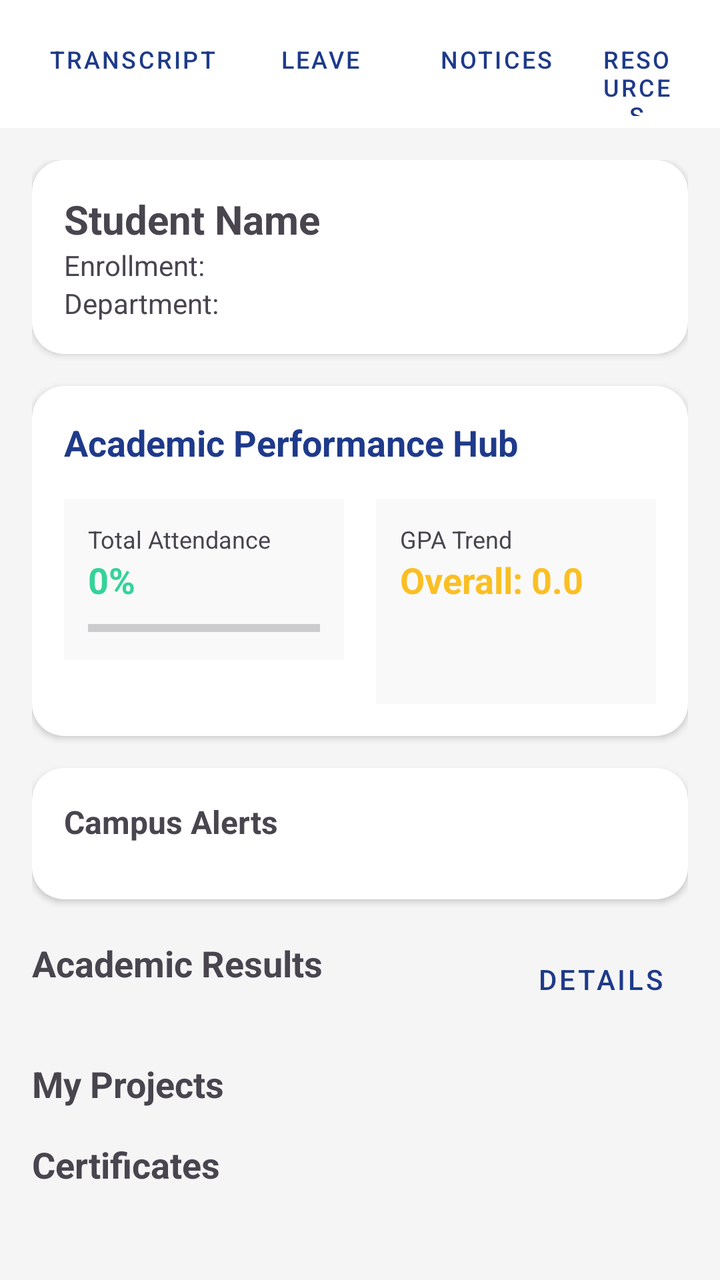
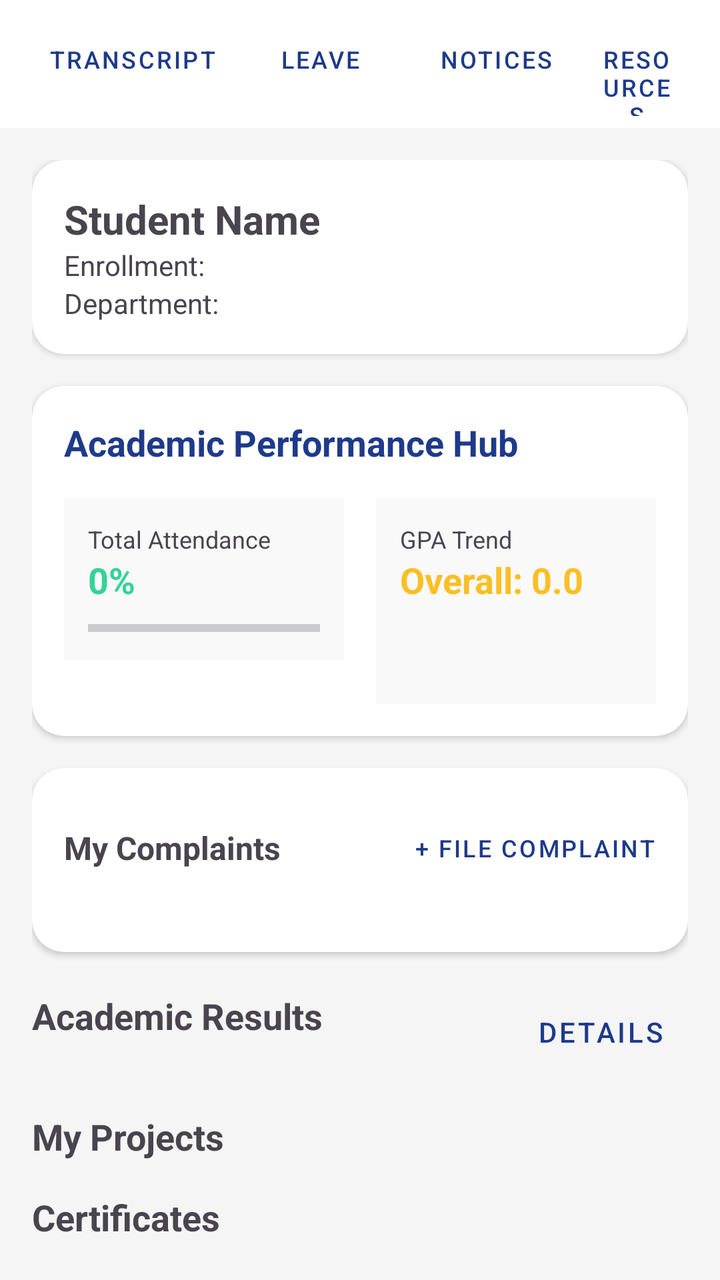

Before-and-after screenshots of an Android layout around one commit, followed by the original layout XML and the change that was made.
<!-- AndroidManifest.xml: application theme Theme.MyCampus -->
<!-- res/layout/activity_studentdashboard.xml -->
<?xml version="1.0" encoding="utf-8"?>
<androidx.coordinatorlayout.widget.CoordinatorLayout xmlns:android="http://schemas.android.com/apk/res/android"
    xmlns:app="http://schemas.android.com/apk/res-auto"
    xmlns:tools="http://schemas.android.com/tools"
    android:id="@+id/main"
    android:layout_width="match_parent"
    android:layout_height="match_parent"
    android:background="#F5F5F5"
    tools:context=".StudentdashboardActivity">

    <com.google.android.material.appbar.AppBarLayout
        android:layout_width="match_parent"
        android:layout_height="wrap_content"
        android:background="@android:color/white">

        <androidx.appcompat.widget.Toolbar
            android:id="@+id/toolbar"
            android:layout_width="match_parent"
            android:layout_height="?attr/actionBarSize"
            app:title="@string/title_student_profile">

            <LinearLayout
                android:layout_width="wrap_content"
                android:layout_height="wrap_content"
                android:layout_gravity="end"
                android:orientation="horizontal"
                android:paddingEnd="16dp">

                <Button
                    android:id="@+id/btnTranscript"
                    style="@style/Widget.MaterialComponents.Button.TextButton"
                    android:layout_width="wrap_content"
                    android:layout_height="wrap_content"
                    android:text="Transcript"
                    android:textSize="12sp" />

                <Button
                    android:id="@+id/btnLeave"
                    style="@style/Widget.MaterialComponents.Button.TextButton"
                    android:layout_width="wrap_content"
                    android:layout_height="wrap_content"
                    android:text="Leave"
                    android:textSize="12sp" />

                <Button
                    android:id="@+id/btnNotices"
                    style="@style/Widget.MaterialComponents.Button.TextButton"
                    android:layout_width="wrap_content"
                    android:layout_height="wrap_content"
                    android:text="Notices"
                    android:textSize="12sp" />

                <Button
                    android:id="@+id/btnResources"
                    style="@style/Widget.MaterialComponents.Button.TextButton"
                    android:layout_width="wrap_content"
                    android:layout_height="wrap_content"
                    android:text="Resources"
                    android:textSize="12sp" />
            </LinearLayout>
        </androidx.appcompat.widget.Toolbar>
    </com.google.android.material.appbar.AppBarLayout>

    <androidx.core.widget.NestedScrollView
        android:layout_width="match_parent"
        android:layout_height="match_parent"
        android:scrollbars="vertical"
        android:fadeScrollbars="false"
        app:layout_behavior="@string/appbar_scrolling_view_behavior">

        <LinearLayout
            android:layout_width="match_parent"
            android:layout_height="wrap_content"
            android:orientation="vertical"
            android:padding="16dp">

            
            <com.google.android.material.card.MaterialCardView
                android:layout_width="match_parent"
                android:layout_height="wrap_content"
                android:layout_marginBottom="16dp"
                app:cardCornerRadius="16dp"
                app:cardElevation="2dp">

                <LinearLayout
                    android:layout_width="match_parent"
                    android:layout_height="wrap_content"
                    android:orientation="vertical"
                    android:padding="16dp">

                    <TextView
                        android:id="@+id/tvStudentName"
                        android:layout_width="wrap_content"
                        android:layout_height="wrap_content"
                        android:text="Student Name"
                        android:textSize="20sp"
                        android:textStyle="bold" />

                    <TextView
                        android:id="@+id/tvEnrollmentNumber"
                        android:layout_width="wrap_content"
                        android:layout_height="wrap_content"
                        android:text="Enrollment: "
                        android:textSize="14sp" />

                    <TextView
                        android:id="@+id/tvDepartment"
                        android:layout_width="wrap_content"
                        android:layout_height="wrap_content"
                        android:text="Department: "
                        android:textSize="14sp" />
                </LinearLayout>
            </com.google.android.material.card.MaterialCardView>

            
            <com.google.android.material.card.MaterialCardView
                android:layout_width="match_parent"
                android:layout_height="wrap_content"
                android:layout_marginBottom="16dp"
                app:cardCornerRadius="16dp"
                app:cardElevation="2dp">

                <LinearLayout
                    android:layout_width="match_parent"
                    android:layout_height="wrap_content"
                    android:orientation="vertical"
                    android:padding="16dp">

                    <TextView
                        android:layout_width="wrap_content"
                        android:layout_height="wrap_content"
                        android:text="@string/academic_performance_hub"
                        android:textColor="?attr/colorPrimary"
                        android:textSize="18sp"
                        android:textStyle="bold" />

                    <GridLayout
                        android:layout_width="match_parent"
                        android:layout_height="wrap_content"
                        android:layout_marginTop="16dp"
                        android:columnCount="2"
                        android:rowCount="1">

                        
                        <LinearLayout
                            android:layout_width="0dp"
                            android:layout_height="wrap_content"
                            android:layout_columnWeight="1"
                            android:layout_marginEnd="8dp"
                            android:background="#F9F9F9"
                            android:orientation="vertical"
                            android:padding="12dp">

                            <TextView
                                android:layout_width="wrap_content"
                                android:layout_height="wrap_content"
                                android:text="@string/total_attendance"
                                android:textSize="12sp" />

                            <TextView
                                android:id="@+id/tvAttendancePercent"
                                android:layout_width="wrap_content"
                                android:layout_height="wrap_content"
                                android:text="0%"
                                android:textColor="#34d399"
                                android:textSize="18sp"
                                android:textStyle="bold" />

                            <ProgressBar
                                android:id="@+id/pbAttendance"
                                style="@style/Widget.AppCompat.ProgressBar.Horizontal"
                                android:layout_width="match_parent"
                                android:layout_height="8dp"
                                android:layout_marginTop="8dp"
                                android:progress="0"
                                android:progressTint="#34d399" />
                        </LinearLayout>

                        
                        <LinearLayout
                            android:layout_width="0dp"
                            android:layout_height="wrap_content"
                            android:layout_columnWeight="1"
                            android:layout_marginStart="8dp"
                            android:background="#F9F9F9"
                            android:orientation="vertical"
                            android:padding="12dp">

                            <TextView
                                android:layout_width="wrap_content"
                                android:layout_height="wrap_content"
                                android:text="@string/gpa_trend"
                                android:textSize="12sp" />

                            <TextView
                                android:id="@+id/tvOverallGpa"
                                android:layout_width="wrap_content"
                                android:layout_height="wrap_content"
                                android:text="Overall: 0.0"
                                android:textColor="#fbbf24"
                                android:textSize="18sp"
                                android:textStyle="bold" />

                            
                            <LinearLayout
                                android:id="@+id/llGpaChart"
                                android:layout_width="match_parent"
                                android:layout_height="30dp"
                                android:layout_marginTop="8dp"
                                android:gravity="bottom"
                                android:orientation="horizontal" />
                        </LinearLayout>
                    </GridLayout>
                </LinearLayout>
            </com.google.android.material.card.MaterialCardView>

            
            <com.google.android.material.card.MaterialCardView
                android:layout_width="match_parent"
                android:layout_height="wrap_content"
                android:layout_marginBottom="16dp"
                app:cardCornerRadius="16dp"
                app:cardElevation="2dp">

                <LinearLayout
                    android:layout_width="match_parent"
                    android:layout_height="wrap_content"
                    android:orientation="vertical"
                    android:padding="16dp">

                    <TextView
                        android:layout_width="wrap_content"
                        android:layout_height="wrap_content"
                        android:layout_marginBottom="12dp"
                        android:text="@string/campus_alerts"
                        android:textSize="16sp"
                        android:textStyle="bold" />

                    <LinearLayout
                        android:id="@+id/llNotices"
                        android:layout_width="match_parent"
                        android:layout_height="wrap_content"
                        android:orientation="vertical" />
                </LinearLayout>
            </com.google.android.material.card.MaterialCardView>

            
            <LinearLayout
                android:layout_width="match_parent"
                android:layout_height="wrap_content"
                android:gravity="center_vertical"
                android:orientation="horizontal">
                <TextView
                    android:layout_width="0dp"
                    android:layout_height="wrap_content"
                    android:layout_weight="1"
                    android:layout_marginBottom="8dp"
                    android:text="@string/academic_results"
                    android:textSize="18sp"
                    android:textStyle="bold" />
                <Button
                    android:id="@+id/btnViewResults"
                    style="@style/Widget.MaterialComponents.Button.TextButton"
                    android:layout_width="wrap_content"
                    android:layout_height="wrap_content"
                    android:text="Details" />
            </LinearLayout>

            <LinearLayout
                android:id="@+id/llResults"
                android:layout_width="match_parent"
                android:layout_height="wrap_content"
                android:orientation="vertical" />

            
            <LinearLayout
                android:layout_width="match_parent"
                android:layout_height="wrap_content"
                android:layout_marginTop="16dp"
                android:gravity="center_vertical"
                android:orientation="horizontal">

                <TextView
                    android:layout_width="0dp"
                    android:layout_height="wrap_content"
                    android:layout_weight="1"
                    android:text="@string/my_projects"
                    android:textSize="18sp"
                    android:textStyle="bold" />
            </LinearLayout>

            <LinearLayout
                android:id="@+id/llProjects"
                android:layout_width="match_parent"
                android:layout_height="wrap_content"
                android:orientation="vertical" />

            
            <LinearLayout
                android:layout_width="match_parent"
                android:layout_height="wrap_content"
                android:layout_marginTop="16dp"
                android:gravity="center_vertical"
                android:orientation="horizontal">

                <TextView
                    android:layout_width="0dp"
                    android:layout_height="wrap_content"
                    android:layout_weight="1"
                    android:text="@string/certificates"
                    android:textSize="18sp"
                    android:textStyle="bold" />
            </LinearLayout>

            <LinearLayout
                android:id="@+id/llCertificates"
                android:layout_width="match_parent"
                android:layout_height="wrap_content"
                android:orientation="vertical" />

        </LinearLayout>
    </androidx.core.widget.NestedScrollView>

</androidx.coordinatorlayout.widget.CoordinatorLayout>
<!-- resources referenced by this layout -->
<resources>
  <string name="academic_performance_hub">Academic Performance Hub</string>
  <string name="academic_results">Academic Results</string>
  <string name="campus_alerts">Campus Alerts</string>
  <string name="certificates">Certificates</string>
  <string name="gpa_trend">GPA Trend</string>
  <string name="my_projects">My Projects</string>
  <string name="title_student_profile">Student Profile &amp; Records</string>
  <string name="total_attendance">Total Attendance</string>
  <style name="Theme.MyCampus" parent="Theme.Material3.DayNight.NoActionBar">
          
          <item name="colorPrimary">@color/primary</item>
          <item name="colorOnPrimary">@color/white</item>
          <item name="colorPrimaryContainer">@color/primaryDark</item>
          <item name="colorSecondary">@color/secondary</item>
          <item name="colorOnSecondary">@color/white</item>
          <item name="android:navigationBarColor">@color/background</item>
          <item name="android:statusBarColor">@color/primary</item>
          <item name="android:windowBackground">@color/background</item>
  
          
          <item name="materialCardViewStyle">@style/Widget.MyCampus.CardView</item>
  
          
          <item name="materialButtonStyle">@style/Widget.MyCampus.Button</item>
      </style>
  <color name="primary">#1E3A8A</color>
  <color name="white">#FFFFFF</color>
  <color name="primaryDark">#162D68</color>
  <color name="secondary">#3B82F6</color>
  <color name="background">#F6F8FC</color>
  <style name="Widget.MyCampus.CardView" parent="Widget.Material3.CardView.Elevated">
          <item name="cardCornerRadius">16dp</item>
          <item name="cardElevation">2dp</item>
          <item name="cardBackgroundColor">@color/card_background</item>
          <item name="strokeWidth">0dp</item>
      </style>
  <style name="Widget.MyCampus.Button" parent="Widget.Material3.Button">
          <item name="cornerRadius">12dp</item>
          <item name="android:insetTop">0dp</item>
          <item name="android:insetBottom">0dp</item>
          <item name="android:minHeight">48dp</item>
      </style>
  <color name="card_background">#FFFFFF</color>
</resources>

<!-- the commit's change to res/layout/activity_studentdashboard.xml (unified diff, before → after) -->
@@ -228,16 +228,33 @@
                     android:orientation="vertical"
                     android:padding="16dp">
 
-                    <TextView
-                        android:layout_width="wrap_content"
-                        android:layout_height="wrap_content"
-                        android:layout_marginBottom="12dp"
-                        android:text="@string/campus_alerts"
-                        android:textSize="16sp"
-                        android:textStyle="bold" />
-
                     <LinearLayout
-                        android:id="@+id/llNotices"
+                        android:layout_width="match_parent"
+                        android:layout_height="wrap_content"
+                        android:gravity="center_vertical"
+                        android:orientation="horizontal"
+                        android:layout_marginBottom="12dp">
+
+                        <TextView
+                            android:layout_width="0dp"
+                            android:layout_height="wrap_content"
+                            android:layout_weight="1"
+                            android:text="My Complaints"
+                            android:textSize="16sp"
+                            android:textStyle="bold" />
+
+                        <Button
+                            android:id="@+id/btnNewComplaint"
+                            style="@style/Widget.MaterialComponents.Button.TextButton"
+                            android:layout_width="wrap_content"
+                            android:layout_height="wrap_content"
+                            android:text="+ File Complaint"
+                            android:textSize="12sp"
+                            android:padding="0dp" />
+                    </LinearLayout>
+
+                    <LinearLayout
+                        android:id="@+id/llComplaints"
                         android:layout_width="match_parent"
                         android:layout_height="wrap_content"
                         android:orientation="vertical" />
<!-- resource entries referenced after the edit -->
@@ -2,7 +2,6 @@
 <resources>
   <string name="academic_performance_hub">Academic Performance Hub</string>
   <string name="academic_results">Academic Results</string>
-  <string name="campus_alerts">Campus Alerts</string>
   <string name="certificates">Certificates</string>
   <string name="gpa_trend">GPA Trend</string>
   <string name="my_projects">My Projects</string>
